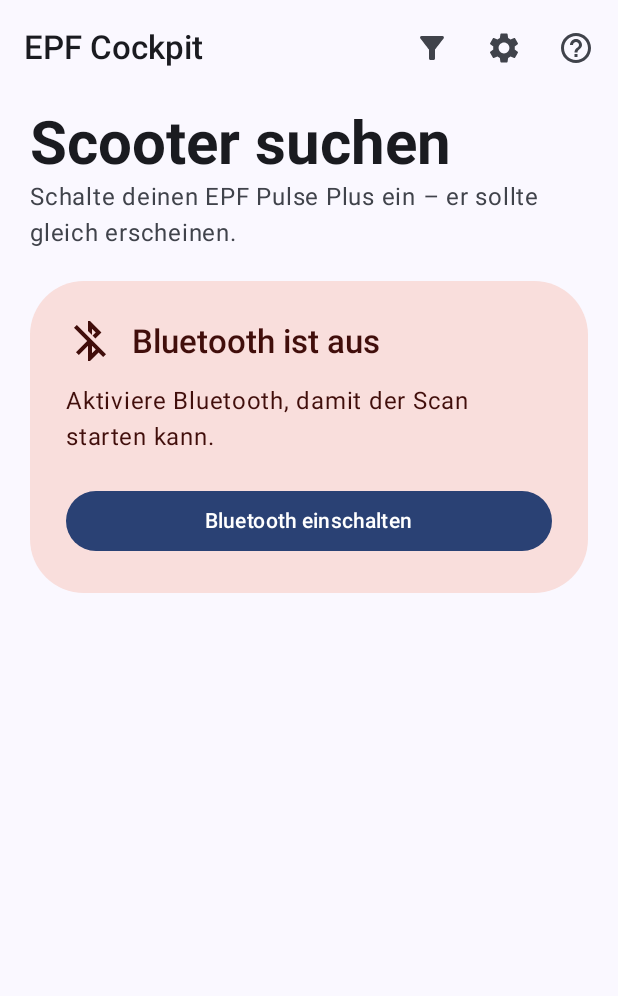
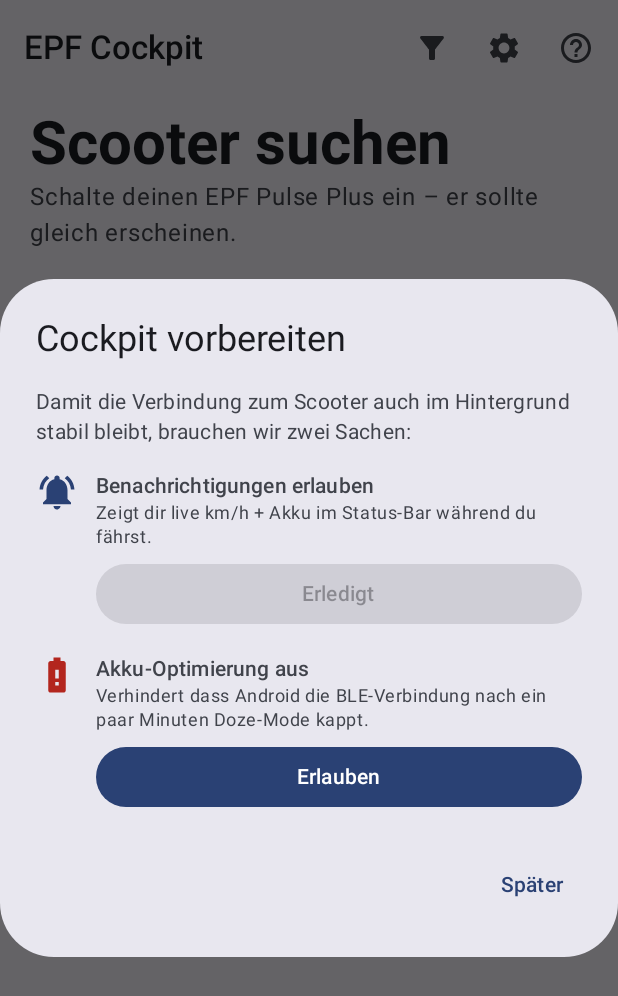
Before and after one commit to DoM1niC/epf_cockpit_android, an Android app built with Jetpack Compose: the screen it shows after launch (MainActivity), on a phone screen of 412 x 824 dp. Shown: the top 996 px of the screen. Run offline under Robolectric (Android 15) with nearby library versions, the phone set to English and light mode, and no system bars; our stand-ins replace Dagger/Hilt's generated code, Room's generated code; libraries missing offline, so code that uses them is left out: no.nordicsemi.android.

Commit message:
Foreground-Service + Live-Notification + Startup-Prompts + Exit-on-Swipe
EpfConnectionService (FGS, foregroundServiceType=connectedDevice):
- Notification mit Live "X.X km/h * Akku Y% * Z W"
- Tap auf Notification oeffnet MainActivity (CLEAR_TOP)
- onTaskRemoved: BLE disconnect + stopSelf + exitProcess
  (User-Wunsch "wenn weggewischt soll App komplett zu sein")
- Eigener Vector-Icon ic_notif_scooter (24dp weisse Silhouette)

ForegroundController (@Singleton): mapped ble.connection auf
shouldRunService und startet/stoppt EpfConnectionService entsprechend.
MainActivity injiziert ihn eagerly damit das ab App-Start lebt.

TripCoordinator (@Singleton): nimmt TripRecorder aus dem DashboardVM
raus, haengt direkt an BleRepository.connection + .telemetry. Recording
ueberlebt jetzt Screen-Navigation und FGS-Backgrounding — vorher wurde
es finalisiert sobald die VM zerstoert wurde (z.B. Settings geoeffnet).

StartupPermissionsDialog (Compose):
- Beim ersten Start (und solange noch was fehlt): fragt POST_NOTIFICATIONS
  + REQUEST_IGNORE_BATTERY_OPTIMIZATIONS in einem Dialog ab
- Pro Item ein "Erlauben"-Button, "Erledigt"-Status wenn schon ok
- ON_RESUME-Observer aktualisiert den Status nach Rueckkehr aus Settings
- "Spaeter" schliesst, kommt beim naechsten Start wieder solange unvollstaendig
- Sobald beides ok: setStartupPromptDone(true), nie wieder anzeigen

Manifest:
- POST_NOTIFICATIONS (war schon), FOREGROUND_SERVICE,
  FOREGROUND_SERVICE_CONNECTED_DEVICE, REQUEST_IGNORE_BATTERY_OPTIMIZATIONS
- <service> mit foregroundServiceType=connectedDevice

EpfApplication.onCreate: NotificationChannel "cockpit_connection"
(IMPORTANCE_LOW, keine Sounds/Lights/Badges — ist eine Status-Indikator-
Notification, kein Ping).

Co-Authored-By: Claude Opus 4.7 (1M context) <noreply@anthropic.com>

```diff
--- a/app/src/main/kotlin/eu/dns3d/epfcockpit/EpfApplication.kt
+++ b/app/src/main/kotlin/eu/dns3d/epfcockpit/EpfApplication.kt
@@ -1,7 +1,35 @@
 package eu.dns3d.epfcockpit
 
 import android.app.Application
+import android.app.NotificationChannel
+import android.app.NotificationManager
 import dagger.hilt.android.HiltAndroidApp
 
 @HiltAndroidApp
-class EpfApplication : Application()
+class EpfApplication : Application() {
+
+    override fun onCreate() {
+        super.onCreate()
+        createNotificationChannels()
+    }
+
+    private fun createNotificationChannels() {
+        val nm = getSystemService(NOTIFICATION_SERVICE) as NotificationManager
+        // LOW = ongoing, no sound; ist eine Status-Notification, kein Ping.
+        val channel = NotificationChannel(
+            CHANNEL_COCKPIT,
+            "Cockpit-Verbindung",
+            NotificationManager.IMPORTANCE_LOW,
+        ).apply {
+            description = "Zeigt Live-Telemetrie während die App im Hintergrund verbunden ist."
+            setShowBadge(false)
+            enableLights(false)
+            enableVibration(false)
+        }
+        nm.createNotificationChannel(channel)
+    }
+
+    companion object {
+        const val CHANNEL_COCKPIT = "cockpit_connection"
+    }
+}
--- a/app/src/main/kotlin/eu/dns3d/epfcockpit/MainActivity.kt
+++ b/app/src/main/kotlin/eu/dns3d/epfcockpit/MainActivity.kt
@@ -6,12 +6,18 @@ import androidx.activity.compose.setContent
 import androidx.activity.enableEdgeToEdge
 import androidx.compose.runtime.collectAsState
 import androidx.compose.runtime.getValue
+import androidx.compose.runtime.mutableStateOf
+import androidx.compose.runtime.remember
+import androidx.compose.runtime.setValue
 import androidx.core.splashscreen.SplashScreen.Companion.installSplashScreen
 import dagger.hilt.android.AndroidEntryPoint
 import eu.dns3d.epfcockpit.data.SettingsStore
 import eu.dns3d.epfcockpit.data.ThemeMode
+import eu.dns3d.epfcockpit.data.TripCoordinator
+import eu.dns3d.epfcockpit.service.ForegroundController
 import eu.dns3d.epfcockpit.streaming.TelemetryStreamer
 import eu.dns3d.epfcockpit.ui.nav.AppNav
+import eu.dns3d.epfcockpit.ui.onboarding.StartupPermissionsDialog
 import eu.dns3d.epfcockpit.ui.theme.EpfCockpitTheme
 import javax.inject.Inject
 
@@ -20,19 +26,31 @@ class MainActivity : ComponentActivity() {
 
     @Inject lateinit var settingsStore: SettingsStore
 
-    // Just inject the streamer so Hilt instantiates the @Singleton at app start
-    // — its init block latches onto BleRepository and runs for the process lifetime.
-    @Suppress("unused")
-    @Inject lateinit var streamer: TelemetryStreamer
+    // Just inject these @Singletons so Hilt instantiates them at app start
+    // — ihre init-Blöcke laufen dann und hängen sich an die BleRepository-
+    // Flows. Sonst würden Streaming / FGS / Trip-Recording erst beim ersten
+    // expliziten Aufruf scharf geschaltet.
+    @Suppress("unused") @Inject lateinit var streamer: TelemetryStreamer
+    @Suppress("unused") @Inject lateinit var foregroundController: ForegroundController
+    @Suppress("unused") @Inject lateinit var tripCoordinator: TripCoordinator
 
     override fun onCreate(savedInstanceState: Bundle?) {
         installSplashScreen()
         super.onCreate(savedInstanceState)
         enableEdgeToEdge()
         setContent {
-            val themeMode by settingsStore.flow.collectAsState(initial = null)
-            EpfCockpitTheme(themeMode = themeMode?.themeMode ?: ThemeMode.SYSTEM) {
+            val snapshot by settingsStore.flow.collectAsState(initial = null)
+            EpfCockpitTheme(themeMode = snapshot?.themeMode ?: ThemeMode.SYSTEM) {
+                var dialogDismissed by remember { mutableStateOf(false) }
+                val showStartup = snapshot != null && !dialogDismissed
                 AppNav()
+                if (showStartup) {
+                    StartupPermissionsDialog(
+                        settings = settingsStore,
+                        seenBefore = snapshot?.startupPromptDone == true,
+                        onDismiss = { dialogDismissed = true },
+                    )
+                }
             }
         }
     }
--- a/app/src/main/kotlin/eu/dns3d/epfcockpit/data/SettingsStore.kt
+++ b/app/src/main/kotlin/eu/dns3d/epfcockpit/data/SettingsStore.kt
@@ -41,6 +41,9 @@ class SettingsStore @Inject constructor(@ApplicationContext private val context:
         val streamingEnabled: Boolean,
         /** Shared-Token gegen [streamingUrl] (server-side INGEST_TOKEN). Null = ohne Auth. */
         val streamingToken: String?,
+        /** True wenn der User den Startup-Permissions-Dialog schonmal gesehen UND beide
+         *  Voraussetzungen erfüllt sind. Sonst wird er beim nächsten Start wieder angezeigt. */
+        val startupPromptDone: Boolean,
     )
 
     val flow: Flow<Snapshot> = context.dataStore.data.map { p ->
@@ -58,6 +61,7 @@ class SettingsStore @Inject constructor(@ApplicationContext private val context:
             streamingUrl = p[KEY_STREAMING_URL]?.takeIf { it.isNotBlank() },
             streamingEnabled = p[KEY_STREAMING_ENABLED] ?: false,
             streamingToken = p[KEY_STREAMING_TOKEN]?.takeIf { it.isNotBlank() },
+            startupPromptDone = p[KEY_STARTUP_PROMPT_DONE] ?: false,
         )
     }
 
@@ -120,6 +124,10 @@ class SettingsStore @Inject constructor(@ApplicationContext private val context:
         }
     }
 
+    suspend fun setStartupPromptDone(done: Boolean) {
+        context.dataStore.edit { p -> p[KEY_STARTUP_PROMPT_DONE] = done }
+    }
+
     private companion object {
         val KEY_ADDRESS = stringPreferencesKey("scooter_address")
         val KEY_NAME = stringPreferencesKey("scooter_name")
@@ -133,5 +141,6 @@ class SettingsStore @Inject constructor(@ApplicationContext private val context:
         val KEY_STREAMING_URL = stringPreferencesKey("streaming_url")
         val KEY_STREAMING_ENABLED = booleanPreferencesKey("streaming_enabled")
         val KEY_STREAMING_TOKEN = stringPreferencesKey("streaming_token")
+        val KEY_STARTUP_PROMPT_DONE = booleanPreferencesKey("startup_prompt_done")
     }
 }
--- /dev/null
+++ b/app/src/main/kotlin/eu/dns3d/epfcockpit/data/TripCoordinator.kt
@@ -0,0 +1,69 @@
+package eu.dns3d.epfcockpit.data
+
+import android.util.Log
+import eu.dns3d.epfcockpit.ble.BleRepository
+import eu.dns3d.epfcockpit.ble.ConnectionState
+import kotlinx.coroutines.CoroutineScope
+import kotlinx.coroutines.Dispatchers
+import kotlinx.coroutines.SupervisorJob
+import kotlinx.coroutines.flow.filterNotNull
+import kotlinx.coroutines.launch
+import javax.inject.Inject
+import javax.inject.Singleton
+
+/**
+ * Recordet Fahrten unabhängig von der UI-Lifecycle. Der frühere Code im
+ * DashboardViewModel hat das Recording finalisiert sobald die VM zerstört
+ * wurde — d.h. sobald man zu Settings/History navigiert hat oder der
+ * Screen aus ging.
+ *
+ * Hier hängt das Recording an [BleRepository.connection]:
+ *   - Connected → neuer TripRecorder pro Verbindung
+ *   - Telemetry-Frame → `recorder.onSample`
+ *   - Disconnected → finalize, in Room persistieren, recorder = null
+ *
+ * Wird als @Singleton von [eu.dns3d.epfcockpit.MainActivity] eagerly
+ * injected, damit das Recording schon ab App-Start aktiv ist.
+ */
+@Singleton
+class TripCoordinator @Inject constructor(
+    private val ble: BleRepository,
+    private val tripDao: TripDao,
+) {
+    private val scope = CoroutineScope(SupervisorJob() + Dispatchers.IO)
+    private var recorder: TripRecorder? = null
+
+    init {
+        scope.launch {
+            ble.connection.collect { conn ->
+                when (conn) {
+                    is ConnectionState.Connected -> {
+                        if (recorder == null) {
+                            recorder = TripRecorder(conn.address)
+                            Log.i(TAG, "trip recording armed for ${conn.address}")
+                        }
+                    }
+                    else -> finalizeAndClear()
+                }
+            }
+        }
+        scope.launch {
+            ble.telemetry.filterNotNull().collect { t ->
+                recorder?.onSample(t, System.currentTimeMillis())
+            }
+        }
+    }
+
+    private suspend fun finalizeAndClear() {
+        val r = recorder ?: return
+        recorder = null
+        val trip = r.finalize() ?: return
+        runCatching { tripDao.insert(trip) }
+            .onSuccess { Log.i(TAG, "trip persisted: ${trip.distanceKm} km") }
+            .onFailure { Log.w(TAG, "trip persist failed: ${it.message}") }
+    }
+
+    private companion object {
+        const val TAG = "TripCoordinator"
+    }
+}
--- /dev/null
+++ b/app/src/main/kotlin/eu/dns3d/epfcockpit/service/ForegroundController.kt
@@ -0,0 +1,71 @@
+package eu.dns3d.epfcockpit.service
+
+import android.content.Context
+import android.content.Intent
+import android.os.Build
+import android.util.Log
+import dagger.hilt.android.qualifiers.ApplicationContext
+import eu.dns3d.epfcockpit.ble.BleRepository
+import eu.dns3d.epfcockpit.ble.ConnectionState
+import kotlinx.coroutines.CoroutineScope
+import kotlinx.coroutines.Dispatchers
+import kotlinx.coroutines.SupervisorJob
+import kotlinx.coroutines.flow.distinctUntilChanged
+import kotlinx.coroutines.flow.map
+import kotlinx.coroutines.launch
+import javax.inject.Inject
+import javax.inject.Singleton
+
+/**
+ * Steuert die Lifecycle von [EpfConnectionService] passend zum
+ * BLE-Connection-State:
+ *   - sobald wir `Connected` oder `Connecting` sind → Service starten
+ *   - sobald wir `Disconnected` oder `Failed` sind → Service stoppen
+ *
+ * Damit muss die Activity nichts über den Service wissen — das Lifecycle-
+ * Mapping passiert zentral. Wird in MainActivity eagerly injected.
+ */
+@Singleton
+class ForegroundController @Inject constructor(
+    @ApplicationContext private val context: Context,
+    private val ble: BleRepository,
+) {
+    private val scope = CoroutineScope(SupervisorJob() + Dispatchers.Main.immediate)
+
+    init {
+        scope.launch {
+            ble.connection
+                .map { it.shouldRunService() }
+                .distinctUntilChanged()
+                .collect { shouldRun ->
+                    if (shouldRun) startService() else stopService()
+                }
+        }
+    }
+
+    private fun startService() {
+        val intent = Intent(context, EpfConnectionService::class.java)
+        if (Build.VERSION.SDK_INT >= Build.VERSION_CODES.O) {
+            context.startForegroundService(intent)
+        } else {
+            context.startService(intent)
+        }
+        Log.i(TAG, "started EpfConnectionService")
+    }
+
+    private fun stopService() {
+        context.stopService(Intent(context, EpfConnectionService::class.java))
+        Log.i(TAG, "stopped EpfConnectionService")
+    }
+
+    private fun ConnectionState.shouldRunService(): Boolean = when (this) {
+        is ConnectionState.Connected -> true
+        is ConnectionState.Connecting -> true
+        is ConnectionState.Failed -> false
+        ConnectionState.Disconnected -> false
+    }
+
+    private companion object {
+        const val TAG = "ForegroundController"
+    }
+}
--- /dev/null
+++ b/app/src/main/kotlin/eu/dns3d/epfcockpit/ui/onboarding/StartupPermissionsDialog.kt
@@ -0,0 +1,222 @@
+package eu.dns3d.epfcockpit.ui.onboarding
+
+import android.Manifest
+import android.app.Activity
+import android.content.Context
+import android.content.Intent
+import android.content.pm.PackageManager
+import android.net.Uri
+import android.os.Build
+import android.os.PowerManager
+import android.provider.Settings
+import androidx.activity.compose.rememberLauncherForActivityResult
+import androidx.activity.result.contract.ActivityResultContracts
+import androidx.compose.foundation.layout.Arrangement
+import androidx.compose.foundation.layout.Column
+import androidx.compose.foundation.layout.Row
+import androidx.compose.foundation.layout.Spacer
+import androidx.compose.foundation.layout.fillMaxWidth
+import androidx.compose.foundation.layout.height
+import androidx.compose.foundation.layout.size
+import androidx.compose.material.icons.Icons
+import androidx.compose.material.icons.filled.BatteryAlert
+import androidx.compose.material.icons.filled.NotificationsActive
+import androidx.compose.material3.AlertDialog
+import androidx.compose.material3.Button
+import androidx.compose.material3.FilledTonalButton
+import androidx.compose.material3.Icon
+import androidx.compose.material3.MaterialTheme
+import androidx.compose.material3.Text
+import androidx.compose.material3.TextButton
+import androidx.compose.runtime.Composable
+import androidx.compose.runtime.LaunchedEffect
+import androidx.compose.runtime.getValue
+import androidx.compose.runtime.mutableStateOf
+import androidx.compose.runtime.remember
+import androidx.compose.runtime.rememberCoroutineScope
+import androidx.compose.runtime.setValue
+import androidx.compose.ui.Alignment
+import androidx.compose.ui.Modifier
+import androidx.compose.ui.platform.LocalContext
+import androidx.compose.ui.unit.dp
+import androidx.core.content.ContextCompat
+import androidx.lifecycle.Lifecycle
+import androidx.lifecycle.LifecycleEventObserver
+import androidx.lifecycle.compose.LocalLifecycleOwner
+import eu.dns3d.epfcockpit.data.SettingsStore
+import kotlinx.coroutines.launch
+
+/**
+ * Einmaliger Onboarding-Dialog beim ersten App-Start (oder solange noch
+ * mindestens eine der beiden Voraussetzungen fehlt):
+ *
+ *   1. POST_NOTIFICATIONS-Permission (API 33+) — sonst zeigt der
+ *      Foreground-Service zwar einen Slot, aber keine Notification.
+ *   2. Akku-Optimierung aus — sonst friert Doze den Service nach paar
+ *      Minuten ein und die BLE-Verbindung stirbt unauffällig.
+ *
+ * Der User kann mit "Später" wegklicken — der Dialog kommt beim nächsten
+ * App-Start wieder solange noch etwas fehlt. Sobald beides erfüllt ist,
+ * wird `settings.markStartupPromptDone()` gesetzt und er sieht ihn nicht
+ * mehr.
+ */
+@Composable
+fun StartupPermissionsDialog(
+    settings: SettingsStore,
+    seenBefore: Boolean,
+    onDismiss: () -> Unit,
+) {
+    val ctx = LocalContext.current
+    val scope = rememberCoroutineScope()
+
+    var notifGranted by remember { mutableStateOf(hasNotificationPermission(ctx)) }
+    var dozeIgnored by remember { mutableStateOf(isIgnoringBatteryOptimizations(ctx)) }
+
+    val notifLauncher = rememberLauncherForActivityResult(
+        ActivityResultContracts.RequestPermission()
+    ) { granted -> notifGranted = granted }
+
+    // Akku-Opt + Notification-Status neu prüfen wenn wir aus Settings
+    // zurückkommen.
+    val lifecycle = LocalLifecycleOwner.current.lifecycle
+    LaunchedEffect(lifecycle) {
+        val observer = LifecycleEventObserver { _, event ->
+            if (event == Lifecycle.Event.ON_RESUME) {
+                notifGranted = hasNotificationPermission(ctx)
+                dozeIgnored = isIgnoringBatteryOptimizations(ctx)
+            }
+        }
+        lifecycle.addObserver(observer)
+    }
+
+    val allOk = notifGranted && dozeIgnored
+    // Wenn schon alles erfüllt ist oder schon einmal gesehen UND nichts
+    // mehr fehlt: nicht anzeigen.
+    if (allOk) {
+        LaunchedEffect(Unit) {
+            scope.launch { settings.setStartupPromptDone(true) }
+            onDismiss()
+        }
+        return
+    }
+    if (seenBefore && !shouldNagAgain(notifGranted, dozeIgnored)) {
+        onDismiss(); return
+    }
+
+    AlertDialog(
+        onDismissRequest = onDismiss,
+        title = { Text("Cockpit vorbereiten") },
+        text = {
+            Column(verticalArrangement = Arrangement.spacedBy(16.dp)) {
+                Text(
+                    "Damit die Verbindung zum Scooter auch im Hintergrund " +
+                        "stabil bleibt, brauchen wir zwei Sachen:",
+                    style = MaterialTheme.typography.bodyMedium,
+                )
+
+                PermissionRow(
+                    icon = Icons.Filled.NotificationsActive,
+                    title = "Benachrichtigungen erlauben",
+                    body = "Zeigt dir live km/h + Akku im Status-Bar während du fährst.",
+                    granted = notifGranted,
+                    onAction = {
+                        if (Build.VERSION.SDK_INT >= 33) {
+                            notifLauncher.launch(Manifest.permission.POST_NOTIFICATIONS)
+                        } else {
+                            // < API 33: kein Runtime-Prompt nötig
+                            notifGranted = true
+                        }
+                    },
+                )
+
+                PermissionRow(
+                    icon = Icons.Filled.BatteryAlert,
+                    title = "Akku-Optimierung aus",
+                    body = "Verhindert dass Android die BLE-Verbindung nach " +
+                        "ein paar Minuten Doze-Mode kappt.",
+                    granted = dozeIgnored,
+                    onAction = { openBatteryOptimizationSettings(ctx) },
+                )
+            }
+        },
+        confirmButton = {
+            TextButton(onClick = {
+                scope.launch { settings.setStartupPromptDone(true) }
+                onDismiss()
+            }) { Text(if (allOk) "Weiter" else "Später") }
+        },
+    )
+}
+
+@Composable
+private fun PermissionRow(
+    icon: androidx.compose.ui.graphics.vector.ImageVector,
+    title: String,
+    body: String,
+    granted: Boolean,
+    onAction: () -> Unit,
+) {
+    Row(verticalAlignment = Alignment.Top) {
+        Icon(
+            icon, contentDescription = null,
+            tint = if (granted) MaterialTheme.colorScheme.primary
+                   else MaterialTheme.colorScheme.error,
+            modifier = Modifier.size(28.dp),
+        )
+        Spacer(Modifier.size(12.dp))
+        Column(Modifier.weight(1f)) {
+            Text(title, style = MaterialTheme.typography.titleSmall)
+            Text(body, style = MaterialTheme.typography.bodySmall,
+                color = MaterialTheme.colorScheme.onSurfaceVariant)
+            Spacer(Modifier.height(6.dp))
+            if (granted) {
+                FilledTonalButton(onClick = {}, enabled = false,
+                    modifier = Modifier.fillMaxWidth()) { Text("Erledigt") }
+            } else {
+                Button(onClick = onAction, modifier = Modifier.fillMaxWidth()) {
+                    Text("Erlauben")
+                }
+            }
+        }
+    }
+}
+
+// --- platform checks --------------------------------------------------------
+
+private fun hasNotificationPermission(ctx: Context): Boolean {
+    if (Build.VERSION.SDK_INT < 33) return true
+    return ContextCompat.checkSelfPermission(
+        ctx, Manifest.permission.POST_NOTIFICATIONS
+    ) == PackageManager.PERMISSION_GRANTED
+}
+
+private fun isIgnoringBatteryOptimizations(ctx: Context): Boolean {
+    val pm = ctx.getSystemService(Context.POWER_SERVICE) as PowerManager
+    return pm.isIgnoringBatteryOptimizations(ctx.packageName)
+}
+
+private fun openBatteryOptimizationSettings(ctx: Context) {
+    // ACTION_REQUEST_IGNORE_BATTERY_OPTIMIZATIONS macht den direkten Dialog
+    // ("EPF Cockpit darf im Hintergrund laufen — ja/nein"), aber Google Play
+    // verbietet das ohne spezielle Begründung. Für ein selbst gehostetes
+    // Sideload-APK ist es ok. Fallback wenn Intent nicht resolved: General
+    // Battery-Settings öffnen.
+    val direct = Intent(Settings.ACTION_REQUEST_IGNORE_BATTERY_OPTIMIZATIONS).apply {
+        data = Uri.parse("package:${ctx.packageName}")
+        addFlags(Intent.FLAG_ACTIVITY_NEW_TASK)
+    }
+    val resolved = direct.resolveActivity(ctx.packageManager) != null
+    if (resolved) {
+        ctx.startActivity(direct)
+    } else {
+        ctx.startActivity(Intent(Settings.ACTION_IGNORE_BATTERY_OPTIMIZATION_SETTINGS).apply {
+            addFlags(Intent.FLAG_ACTIVITY_NEW_TASK)
+        })
+    }
+}
+
+private fun shouldNagAgain(notifGranted: Boolean, dozeIgnored: Boolean): Boolean {
+    // Bisher: jedes Mal nagen solange etwas fehlt. Wenn das genervt nervt,
+    // kann hier eine "max 1× pro Woche"-Logik rein.
+    return !notifGranted || !dozeIgnored
+}
```
Also changed, not shown: app/src/main/AndroidManifest.xml (+17 -0 lines), app/src/main/kotlin/eu/dns3d/epfcockpit/service/EpfConnectionService.kt (added, +146 -0 lines), app/src/main/kotlin/eu/dns3d/epfcockpit/ui/dashboard/DashboardViewModel.kt (+6 -22 lines), app/src/main/res/drawable/ic_notif_scooter.xml (added, +28 -0 lines).
